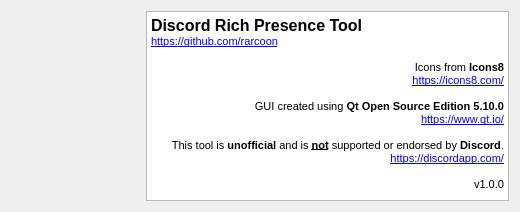
The window that drpt/aboutdialog.ui (xkazumi/Discord-Rich-Presence-Tool) describes before a commit, drawn with Qt 5.
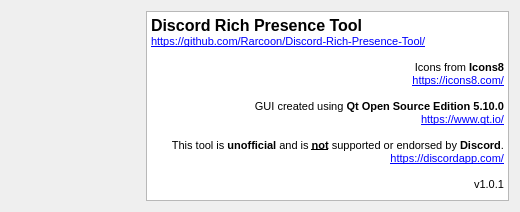
The same window after the commit. Icons and pictures are not drawn.

Diff of the .ui file:
```diff
--- a/drpt/aboutdialog.ui
+++ b/drpt/aboutdialog.ui
@@ -82,7 +82,7 @@
 p, li { white-space: pre-wrap; }
 &lt;/style&gt;&lt;/head&gt;&lt;body style=&quot; font-family:'MS Shell Dlg 2'; font-size:8.25pt; font-weight:400; font-style:normal;&quot;&gt;
 &lt;p style=&quot; margin-top:0px; margin-bottom:0px; margin-left:0px; margin-right:0px; -qt-block-indent:0; text-indent:0px;&quot;&gt;&lt;span style=&quot; font-size:12pt; font-weight:600;&quot;&gt;Discord Rich Presence Tool&lt;/span&gt;&lt;/p&gt;
-&lt;p style=&quot; margin-top:0px; margin-bottom:0px; margin-left:0px; margin-right:0px; -qt-block-indent:0; text-indent:0px;&quot;&gt;&lt;a href=&quot;https://github.com/rarcoon&quot;&gt;&lt;span style=&quot; font-size:8pt; text-decoration: underline; color:#0000ff;&quot;&gt;https://github.com/rarcoon&lt;/span&gt;&lt;/a&gt;&lt;/p&gt;
+&lt;p style=&quot; margin-top:0px; margin-bottom:0px; margin-left:0px; margin-right:0px; -qt-block-indent:0; text-indent:0px;&quot;&gt;&lt;a href=&quot;https://github.com/Rarcoon/Discord-Rich-Presence-Tool/&quot;&gt;&lt;span style=&quot; font-size:8pt; text-decoration: underline; color:#0000ff;&quot;&gt;https://github.com/Rarcoon/Discord-Rich-Presence-Tool/&lt;/span&gt;&lt;/a&gt;&lt;/p&gt;
 &lt;p style=&quot;-qt-paragraph-type:empty; margin-top:0px; margin-bottom:0px; margin-left:0px; margin-right:0px; -qt-block-indent:0; text-indent:0px;&quot;&gt;&lt;br /&gt;&lt;/p&gt;
 &lt;p align=&quot;right&quot; style=&quot; margin-top:0px; margin-bottom:0px; margin-left:0px; margin-right:0px; -qt-block-indent:0; text-indent:0px;&quot;&gt;Icons from &lt;span style=&quot; font-weight:600;&quot;&gt;Icons8&lt;/span&gt;&lt;/p&gt;
 &lt;p align=&quot;right&quot; style=&quot; margin-top:0px; margin-bottom:0px; margin-left:0px; margin-right:0px; -qt-block-indent:0; text-indent:0px;&quot;&gt;&lt;a href=&quot;https://icons8.com/&quot;&gt;&lt;span style=&quot; font-size:8pt; text-decoration: underline; color:#0000ff;&quot;&gt;https://icons8.com/&lt;/span&gt;&lt;/a&gt;&lt;/p&gt;
@@ -93,7 +93,7 @@
 &lt;p align=&quot;right&quot; style=&quot; margin-top:0px; margin-bottom:0px; margin-left:0px; margin-right:0px; -qt-block-indent:0; text-indent:0px;&quot;&gt;&lt;span style=&quot; font-size:8pt;&quot;&gt;This tool is &lt;/span&gt;&lt;span style=&quot; font-size:8pt; font-weight:600;&quot;&gt;unofficial&lt;/span&gt;&lt;span style=&quot; font-size:8pt;&quot;&gt; and is &lt;/span&gt;&lt;span style=&quot; font-size:8pt; font-weight:600; text-decoration: underline;&quot;&gt;not&lt;/span&gt;&lt;span style=&quot; font-size:8pt;&quot;&gt; supported or endorsed by &lt;/span&gt;&lt;span style=&quot; font-size:8pt; font-weight:600;&quot;&gt;Discord&lt;/span&gt;&lt;span style=&quot; font-size:8pt;&quot;&gt;.&lt;/span&gt;&lt;/p&gt;
 &lt;p align=&quot;right&quot; style=&quot; margin-top:0px; margin-bottom:0px; margin-left:0px; margin-right:0px; -qt-block-indent:0; text-indent:0px;&quot;&gt;&lt;a href=&quot;https://discordapp.com/&quot;&gt;&lt;span style=&quot; font-size:8pt; text-decoration: underline; color:#0000ff;&quot;&gt;https://discordapp.com/&lt;/span&gt;&lt;/a&gt;&lt;/p&gt;
 &lt;p align=&quot;right&quot; style=&quot;-qt-paragraph-type:empty; margin-top:0px; margin-bottom:0px; margin-left:0px; margin-right:0px; -qt-block-indent:0; text-indent:0px; font-size:8pt; text-decoration: underline; color:#0000ff;&quot;&gt;&lt;br /&gt;&lt;/p&gt;
-&lt;p align=&quot;right&quot; style=&quot; margin-top:0px; margin-bottom:0px; margin-left:0px; margin-right:0px; -qt-block-indent:0; text-indent:0px;&quot;&gt;&lt;span style=&quot; font-size:8pt;&quot;&gt;v1.0.0&lt;/span&gt;&lt;/p&gt;&lt;/body&gt;&lt;/html&gt;</string>
+&lt;p align=&quot;right&quot; style=&quot; margin-top:0px; margin-bottom:0px; margin-left:0px; margin-right:0px; -qt-block-indent:0; text-indent:0px;&quot;&gt;&lt;span style=&quot; font-size:8pt;&quot;&gt;v1.0.1&lt;/span&gt;&lt;/p&gt;&lt;/body&gt;&lt;/html&gt;</string>
        </property>
        <property name="openExternalLinks">
         <bool>true</bool>
```
